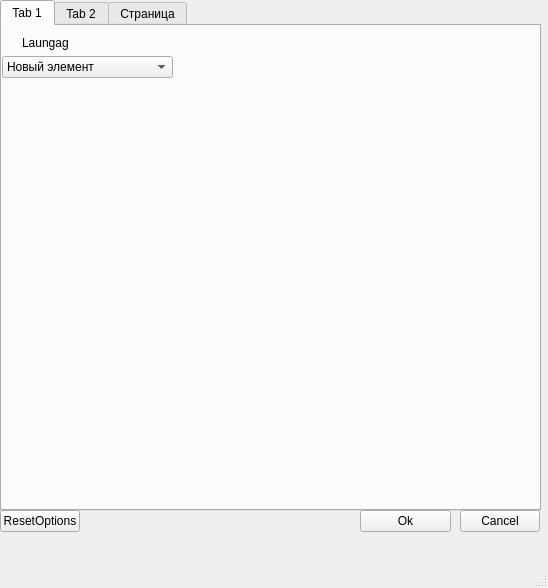
The window that Sources/src/configure_QT/mainwindow.ui (Homer88/Blitzkrieg) describes before a commit, drawn with Qt 5.
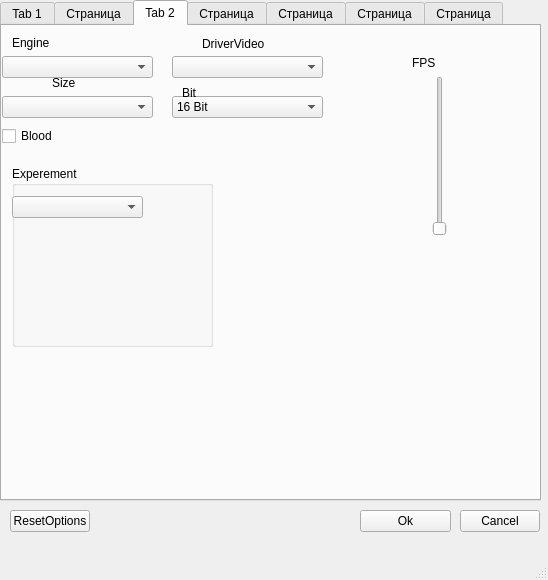
The same window after the commit.

Patch:
```diff
--- a/Sources/src/configure_QT/mainwindow.ui
+++ b/Sources/src/configure_QT/mainwindow.ui
@@ -7,7 +7,7 @@
     <x>0</x>
     <y>0</y>
     <width>548</width>
-    <height>588</height>
+    <height>580</height>
    </rect>
   </property>
   <property name="windowTitle">
@@ -20,11 +20,11 @@
       <x>0</x>
       <y>0</y>
       <width>541</width>
-      <height>511</height>
+      <height>501</height>
      </rect>
     </property>
     <property name="currentIndex">
-     <number>0</number>
+     <number>2</number>
     </property>
     <widget class="QWidget" name="tab">
      <property name="toolTip">
@@ -42,21 +42,6 @@
         <height>22</height>
        </rect>
       </property>
-      <item>
-       <property name="text">
-        <string>Новый элемент</string>
-       </property>
-      </item>
-      <item>
-       <property name="text">
-        <string>Новый элемент</string>
-       </property>
-      </item>
-      <item>
-       <property name="text">
-        <string>Новый элемент</string>
-       </property>
-      </item>
      </widget>
      <widget class="QLabel" name="LbLaungage">
       <property name="geometry">
@@ -72,12 +57,323 @@
       </property>
      </widget>
     </widget>
-    <widget class="QWidget" name="tab_2">
+    <widget class="QWidget" name="TbGame">
+     <attribute name="title">
+      <string>Страница</string>
+     </attribute>
+    </widget>
+    <widget class="QWidget" name="TbVideo">
      <attribute name="title">
       <string>Tab 2</string>
      </attribute>
+     <widget class="QComboBox" name="comboBox">
+      <property name="geometry">
+       <rect>
+        <x>0</x>
+        <y>30</y>
+        <width>151</width>
+        <height>22</height>
+       </rect>
+      </property>
+     </widget>
+     <widget class="QComboBox" name="comboBox_2">
+      <property name="geometry">
+       <rect>
+        <x>0</x>
+        <y>70</y>
+        <width>151</width>
+        <height>22</height>
+       </rect>
+      </property>
+     </widget>
+     <widget class="QComboBox" name="CbDriverVideo">
+      <property name="geometry">
+       <rect>
+        <x>170</x>
+        <y>30</y>
+        <width>151</width>
+        <height>22</height>
+       </rect>
+      </property>
+     </widget>
+     <widget class="QComboBox" name="CbBit">
+      <property name="geometry">
+       <rect>
+        <x>170</x>
+        <y>70</y>
+        <width>151</width>
+        <height>22</height>
+       </rect>
+      </property>
+      <item>
+       <property name="text">
+        <string>16 Bit</string>
+       </property>
+      </item>
+      <item>
+       <property name="text">
+        <string>32 Bit</string>
+       </property>
+      </item>
+     </widget>
+     <widget class="QLabel" name="LbEngine">
+      <property name="geometry">
+       <rect>
+        <x>10</x>
+        <y>10</y>
+        <width>47</width>
+        <height>14</height>
+       </rect>
+      </property>
+      <property name="text">
+       <string>Engine</string>
+      </property>
+     </widget>
+     <widget class="QLabel" name="LbSize">
+      <property name="geometry">
+       <rect>
+        <x>50</x>
+        <y>50</y>
+        <width>47</width>
+        <height>14</height>
+       </rect>
+      </property>
+      <property name="text">
+       <string>Size</string>
+      </property>
+     </widget>
+     <widget class="QLabel" name="LbDriverVideo">
+      <property name="geometry">
+       <rect>
+        <x>200</x>
+        <y>10</y>
+        <width>91</width>
+        <height>16</height>
+       </rect>
+      </property>
+      <property name="text">
+       <string>DriverVideo</string>
+      </property>
+     </widget>
+     <widget class="QLabel" name="LbBit">
+      <property name="geometry">
+       <rect>
+        <x>180</x>
+        <y>60</y>
+        <width>47</width>
+        <height>14</height>
+       </rect>
+      </property>
+      <property name="text">
+       <string>Bit</string>
+      </property>
+     </widget>
+     <widget class="QLabel" name="LbFPS">
+      <property name="geometry">
+       <rect>
+        <x>410</x>
+        <y>30</y>
+        <width>47</width>
+        <height>14</height>
+       </rect>
+      </property>
+      <property name="text">
+       <string>FPS</string>
+      </property>
+     </widget>
+     <widget class="QCheckBox" name="ChBlode">
+      <property name="geometry">
+       <rect>
+        <x>0</x>
+        <y>100</y>
+        <width>72</width>
+        <height>20</height>
+       </rect>
+      </property>
+      <property name="text">
+       <string>Blood</string>
+      </property>
+     </widget>
+     <widget class="QSlider" name="verticalSlider">
+      <property name="geometry">
+       <rect>
+        <x>430</x>
+        <y>50</y>
+        <width>16</width>
+        <height>160</height>
+       </rect>
+      </property>
+      <property name="orientation">
+       <enum>Qt::Vertical</enum>
+      </property>
+     </widget>
+     <widget class="QGroupBox" name="groupBox">
+      <property name="geometry">
+       <rect>
+        <x>10</x>
+        <y>140</y>
+        <width>201</width>
+        <height>181</height>
+       </rect>
+      </property>
+      <property name="title">
+       <string>Experement</string>
+      </property>
+      <widget class="QComboBox" name="comboBox_3">
+       <property name="geometry">
+        <rect>
+         <x>0</x>
+         <y>30</y>
+         <width>131</width>
+         <height>22</height>
+        </rect>
+       </property>
+      </widget>
+     </widget>
     </widget>
-    <widget class="QWidget" name="tab_3">
+    <widget class="QWidget" name="TbSound">
+     <attribute name="title">
+      <string>Страница</string>
+     </attribute>
+     <widget class="QComboBox" name="comboBox_6">
+      <property name="geometry">
+       <rect>
+        <x>10</x>
+        <y>40</y>
+        <width>141</width>
+        <height>22</height>
+       </rect>
+      </property>
+     </widget>
+     <widget class="QLabel" name="label">
+      <property name="geometry">
+       <rect>
+        <x>10</x>
+        <y>20</y>
+        <width>131</width>
+        <height>16</height>
+       </rect>
+      </property>
+      <property name="text">
+       <string>TextLabel</string>
+      </property>
+     </widget>
+     <widget class="QSlider" name="horizontalSlider">
+      <property name="geometry">
+       <rect>
+        <x>20</x>
+        <y>160</y>
+        <width>160</width>
+        <height>16</height>
+       </rect>
+      </property>
+      <property name="orientation">
+       <enum>Qt::Horizontal</enum>
+      </property>
+     </widget>
+     <widget class="QLabel" name="label_2">
+      <property name="geometry">
+       <rect>
+        <x>80</x>
+        <y>130</y>
+        <width>47</width>
+        <height>14</height>
+       </rect>
+      </property>
+      <property name="text">
+       <string>TextLabel</string>
+      </property>
+     </widget>
+     <widget class="QLabel" name="label_3">
+      <property name="geometry">
+       <rect>
+        <x>300</x>
+        <y>140</y>
+        <width>47</width>
+        <height>14</height>
+       </rect>
+      </property>
+      <property name="text">
+       <string>TextLabel</string>
+      </property>
+     </widget>
+     <widget class="QSlider" name="horizontalSlider_2">
+      <property name="geometry">
+       <rect>
+        <x>250</x>
+        <y>160</y>
+        <width>160</width>
+        <height>16</height>
+       </rect>
+      </property>
+      <property name="orientation">
+       <enum>Qt::Horizontal</enum>
+      </property>
+     </widget>
+    </widget>
+    <widget class="QWidget" name="TbKey">
+     <attribute name="title">
+      <string>Страница</string>
+     </attribute>
+     <widget class="QLabel" name="label_9">
+      <property name="geometry">
+       <rect>
+        <x>0</x>
+        <y>10</y>
+        <width>47</width>
+        <height>14</height>
+       </rect>
+      </property>
+      <property name="text">
+       <string>TextLabel</string>
+      </property>
+     </widget>
+     <widget class="QPushButton" name="pushButton">
+      <property name="geometry">
+       <rect>
+        <x>0</x>
+        <y>30</y>
+        <width>80</width>
+        <height>22</height>
+       </rect>
+      </property>
+      <property name="text">
+       <string>PushButton</string>
+      </property>
+     </widget>
+    </widget>
+    <widget class="QWidget" name="TbNetWork">
+     <property name="toolTip">
+      <string>&lt;html&gt;&lt;head/&gt;&lt;body&gt;&lt;p&gt;ad&lt;/p&gt;&lt;/body&gt;&lt;/html&gt;</string>
+     </property>
+     <attribute name="title">
+      <string>Страница</string>
+     </attribute>
+     <widget class="QLabel" name="label_10">
+      <property name="geometry">
+       <rect>
+        <x>20</x>
+        <y>20</y>
+        <width>47</width>
+        <height>14</height>
+       </rect>
+      </property>
+      <property name="text">
+       <string>TextLabel</string>
+      </property>
+     </widget>
+     <widget class="QLineEdit" name="lineEdit">
+      <property name="geometry">
+       <rect>
+        <x>20</x>
+        <y>40</y>
+        <width>113</width>
+        <height>21</height>
+       </rect>
+      </property>
+     </widget>
+    </widget>
+    <widget class="QWidget" name="TbMode">
      <attribute name="title">
       <string>Страница</string>
      </attribute>
@@ -112,7 +408,7 @@
    <widget class="QPushButton" name="BtnResetOptions">
     <property name="geometry">
      <rect>
-      <x>0</x>
+      <x>10</x>
       <y>510</y>
       <width>80</width>
       <height>22</height>
```
Left out of the diff: 2 changed lines with no effect on the pictures.
